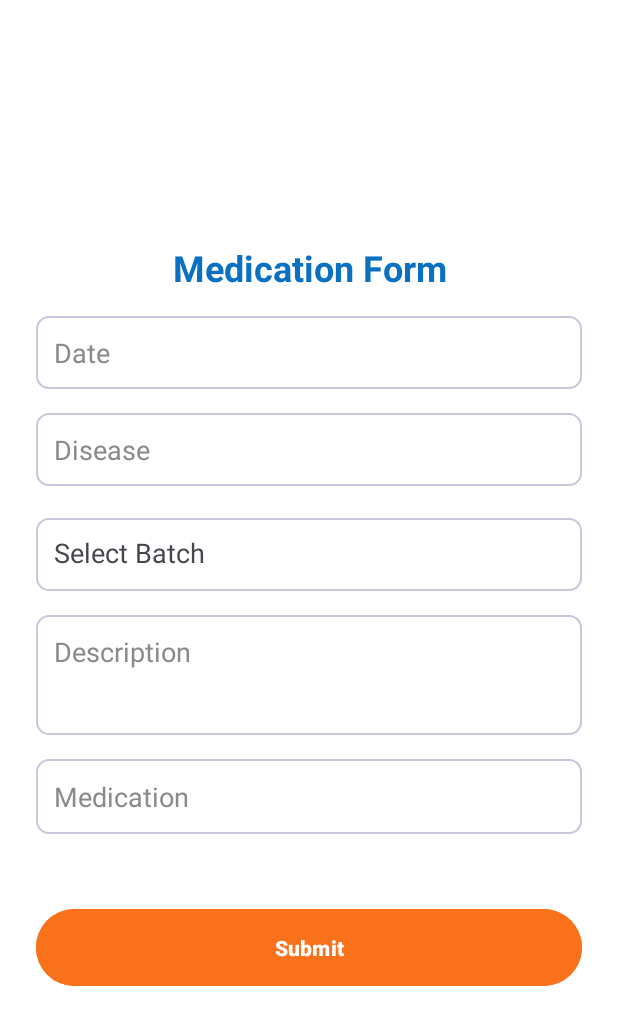
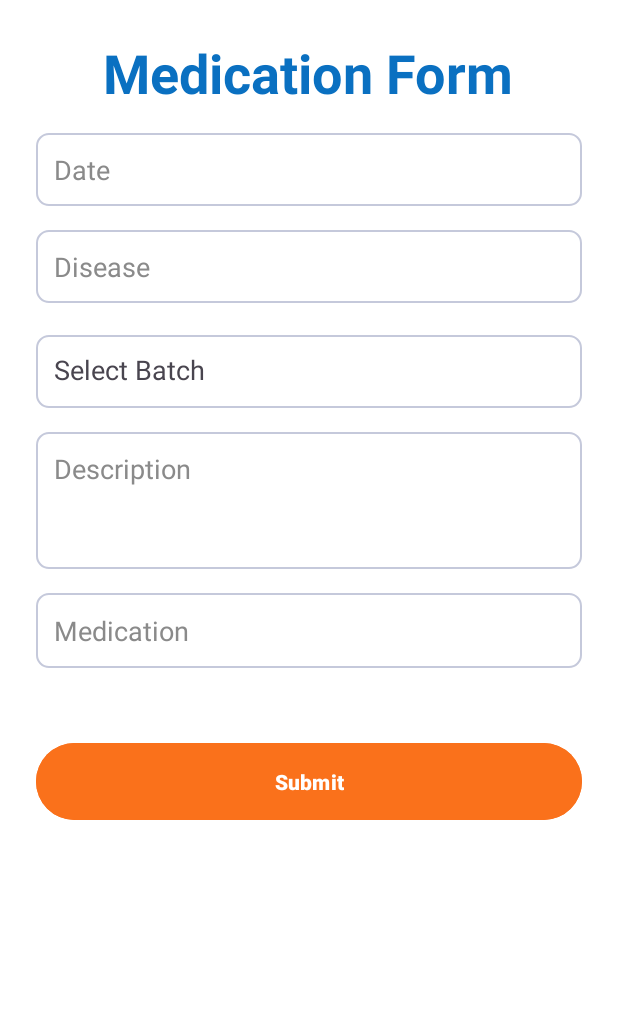
Before and after one commit to ST10041144/VeneM-Poultry-App_XBCAD7319, an Android app: the VaccinationsActivity screen opened directly, with no data from a screen before it, on a phone screen of 412 x 824 dp. Shown: the top 1025 px of the screen. Run offline under Robolectric (Android 15) with nearby library versions, the phone set to English and light mode, and no system bars; our stand-ins replace Firebase (no records; nobody signed in at launch, a user with empty details on screens opened directly).

Commit message:
Minor UI fixes

```diff
--- a/app/src/main/res/layout/activity_auth.xml
+++ b/app/src/main/res/layout/activity_auth.xml
@@ -83,10 +83,10 @@
                 android:id="@+id/BiometricsButton"
                 android:layout_width="200dp"
                 android:layout_height="100dp"
+                android:layout_marginStart="50dp"
+                android:clickable="true"
                 android:focusable="true"
                 android:src="@drawable/fingerprint"
-                android:layout_marginStart="60dp"
-                android:clickable="true"
                 tools:ignore="ContentDescription" />
 
             <Button
--- a/app/src/main/res/layout/activity_staff_vaccination.xml
+++ b/app/src/main/res/layout/activity_staff_vaccination.xml
@@ -6,7 +6,6 @@
     android:layout_height="match_parent"
     android:orientation="vertical"
     android:padding="24dp"
-    android:gravity="center"
     android:background="@color/white"
     tools:context=".VaccinationsActivity">
 
@@ -15,10 +14,10 @@
         android:layout_width="wrap_content"
         android:layout_height="wrap_content"
         android:layout_marginBottom="16dp"
-        android:gravity="center"
+        android:layout_gravity="center"
         android:text="@string/medication_form"
         android:textColor="#0A70C1"
-        android:textSize="24sp"
+        android:textSize="36sp"
         android:textStyle="bold" />
 
     <!-- Date Input Field -->
@@ -64,15 +63,15 @@
     <EditText
         android:id="@+id/description_input"
         android:layout_width="match_parent"
-        android:layout_height="80dp"
+        android:layout_height="wrap_content"
+        android:layout_marginBottom="16dp"
+        android:background="@drawable/input_background"
+        android:gravity="top|start"
         android:hint="@string/description"
-        android:padding="12dp"
         android:inputType="textMultiLine"
         android:minLines="3"
-        android:gravity="top|start"
-        android:textColorHint="#8A8A8A"
-        android:background="@drawable/input_background"
-        android:layout_marginBottom="16dp" />
+        android:padding="12dp"
+        android:textColorHint="#8A8A8A" />
 
     <!-- Medication Input Field -->
     <EditText
```
